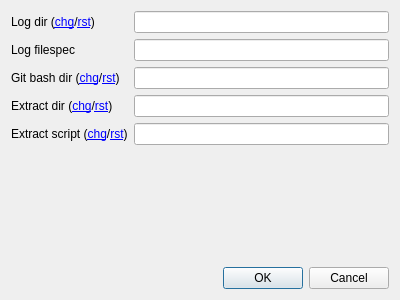
hgroover/uni-gui-tools, file archive-manager/dlgconfig.ui: the form before one commit.
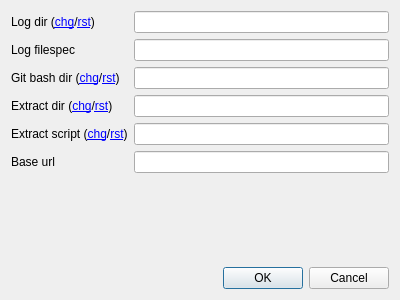
The form after the commit.

```diff
--- a/archive-manager/dlgconfig.ui
+++ b/archive-manager/dlgconfig.ui
@@ -97,6 +97,20 @@
        </property>
       </widget>
      </item>
+     <item row="5" column="0">
+      <widget class="QLabel" name="lblBaseUrl">
+       <property name="text">
+        <string>Base url</string>
+       </property>
+      </widget>
+     </item>
+     <item row="5" column="1">
+      <widget class="QLineEdit" name="txtBaseUrl">
+       <property name="toolTip">
+        <string>Base url for http listing of archives to download</string>
+       </property>
+      </widget>
+     </item>
     </layout>
    </item>
    <item>
```
